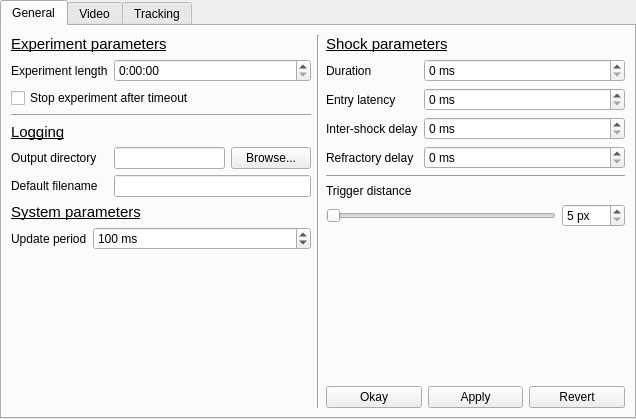
This is configwindow.ui in fgu-cas/kachna-tracker as Qt 5 draws it before an edit. The edited form follows.
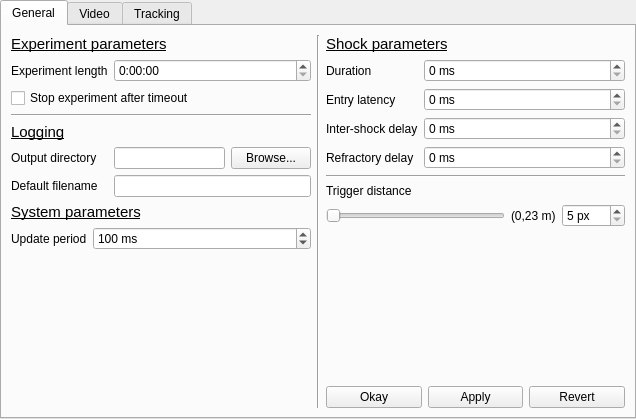
This is the edited form.

Commit message: add a calculation to meters for trigger distance

Patch:
```diff
--- a/configwindow.ui
+++ b/configwindow.ui
@@ -316,6 +316,13 @@
               </property>
              </widget>
             </item>
+            <item>
+             <widget class="QLabel" name="triggerRealLabel">
+              <property name="text">
+               <string>(0,23 m)</string>
+              </property>
+             </widget>
+            </item>
             <item>
              <widget class="QSpinBox" name="triggerBox">
               <property name="suffix">
```
Left out of the diff: 2 changed lines with no effect on the pictures. The commit also changes 2 other files.
